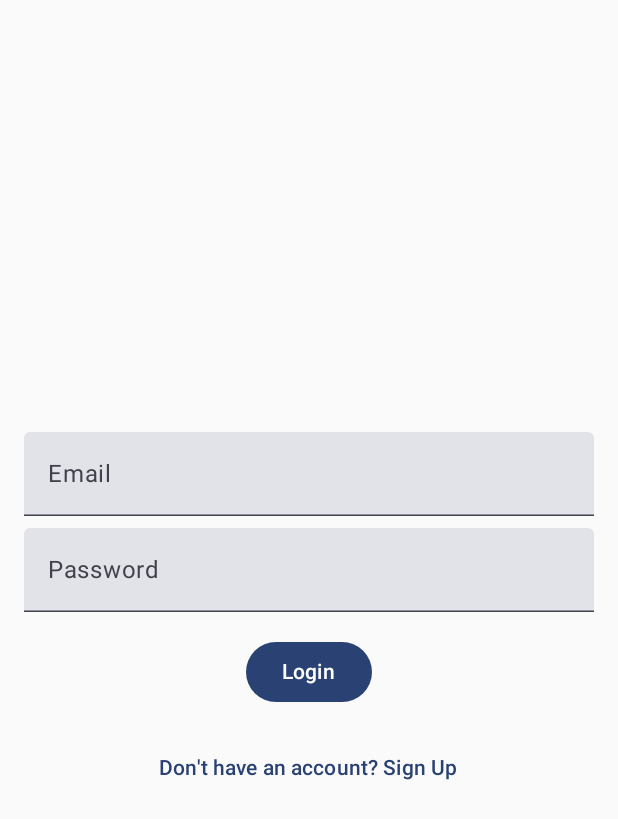
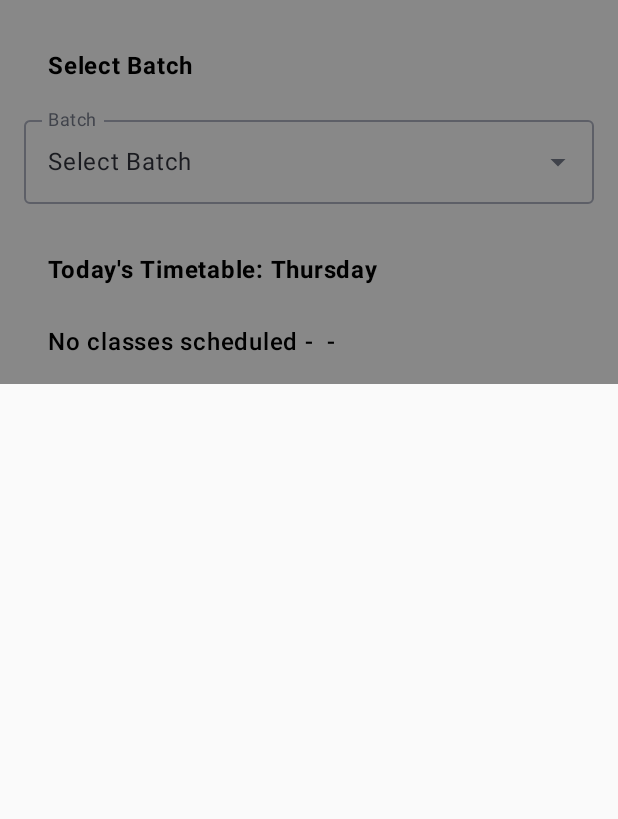
Before and after one commit to senior-juniors/DayMate, an Android app built with Jetpack Compose: the screen it shows after launch (MainActivity), on a phone screen of 412 x 824 dp. Shown: the top 819 px of the screen. Run offline under Robolectric (Android 15) with nearby library versions, the phone set to English and light mode, and no system bars.

Commit message:
Added 3rd year CSE time table

```diff
--- /dev/null
+++ b/app/src/main/java/com/example/daymate/Class_Schedule/TimeTableScreen.kt
@@ -0,0 +1,119 @@
+package com.example.daymate.Class_Schedule
+
+import android.os.Build
+import androidx.annotation.RequiresApi
+import androidx.compose.foundation.background
+import androidx.compose.foundation.layout.Box
+import androidx.compose.foundation.layout.Column
+import androidx.compose.foundation.layout.Spacer
+import androidx.compose.foundation.layout.fillMaxWidth
+import androidx.compose.foundation.layout.height
+import androidx.compose.foundation.layout.padding
+import androidx.compose.foundation.layout.wrapContentHeight
+import androidx.compose.material.icons.Icons
+import androidx.compose.material.icons.filled.ArrowDropDown
+import androidx.compose.material3.DropdownMenuItem
+import androidx.compose.material3.ExperimentalMaterial3Api
+import androidx.compose.material3.ExposedDropdownMenuBox
+import androidx.compose.material3.Icon
+import androidx.compose.material3.OutlinedTextField
+import androidx.compose.material3.Text
+import androidx.compose.runtime.Composable
+import androidx.compose.runtime.getValue
+import androidx.compose.runtime.mutableStateOf
+import androidx.compose.runtime.remember
+import androidx.compose.runtime.setValue
+import androidx.compose.ui.Modifier
+import androidx.compose.ui.graphics.Color
+import androidx.compose.ui.text.font.FontWeight
+import androidx.compose.ui.unit.dp
+import java.time.LocalDate
+import java.time.format.TextStyle
+import java.util.Locale
+
+@RequiresApi(Build.VERSION_CODES.O)
+@Composable
+fun TimetableScreen() {
+    var selectedbatch by remember { mutableStateOf("") }
+    BatchSelectorWithTimetable(
+        selectedBatch = selectedbatch,
+        onBatchSelected = { selectedbatch = it })
+
+}
+
+@RequiresApi(Build.VERSION_CODES.O)
+@OptIn(ExperimentalMaterial3Api::class)
+@Composable
+fun BatchSelectorWithTimetable(selectedBatch: String, onBatchSelected: (String) -> Unit) {
+    var expanded by remember { mutableStateOf(false) }
+    val batches = timetableData.keys.toList()
+    val currentDay = LocalDate.now().dayOfWeek.getDisplayName(TextStyle.FULL, Locale.getDefault())
+
+    Box(
+        modifier = Modifier
+            .fillMaxWidth()
+            .wrapContentHeight()
+            .background(Color.Gray)
+            .padding(16.dp)
+    ) {
+        Column {
+            Text(
+                text = "Select Batch",
+                fontWeight = FontWeight.Bold,
+                modifier = Modifier.padding(16.dp)
+            )
+            ExposedDropdownMenuBox(
+                expanded = expanded,
+                onExpandedChange = { expanded = !expanded }
+            ) {
+                OutlinedTextField(
+                    value = selectedBatch.ifBlank { "Select Batch" },
+                    onValueChange = {},
+                    label = { Text("Batch") },
+                    readOnly = true,
+                    trailingIcon = {
+                        Icon(
+                            imageVector = Icons.Default.ArrowDropDown,
+                            contentDescription = "Dropdown Arrow"
+                        )
+                    },
+                    modifier = Modifier
+                        .fillMaxWidth()
+                        .menuAnchor()
+                )
+                ExposedDropdownMenu(
+                    expanded = expanded,
+                    onDismissRequest = { expanded = false }
+                ) {
+                    batches.forEach { batch ->
+                        DropdownMenuItem(
+                            onClick = {
+                                onBatchSelected(batch)
+                                expanded = false
+                            },
+                            text = { Text(text = "Batch $batch") }
+                        )
+                    }
+                }
+            }
+
+            Spacer(modifier = Modifier.height(16.dp))
+
+            Text(
+                text = "Today's Timetable: $currentDay",
+                fontWeight = FontWeight.Bold,
+                modifier = Modifier.padding(16.dp)
+            )
+
+            val schedule = timetableData[selectedBatch]?.find { it.day == currentDay }?.schedule
+                ?: listOf(SubjectDetails(subject = "No classes scheduled", time = "", venue = ""))
+            schedule.forEach { subject ->
+                Text(
+                    text = "${subject.subject} - ${subject.time} - ${subject.venue}",
+                    modifier = Modifier.padding(start = 16.dp, top = 8.dp),
+                    fontWeight = FontWeight.Medium
+                )
+            }
+        }
+    }
+}
--- /dev/null
+++ b/app/src/main/java/com/example/daymate/Class_Schedule/Timetabledata.kt
@@ -0,0 +1,238 @@
+package com.example.daymate.Class_Schedule
+
+import org.jetbrains.annotations.Async.Schedule
+
+data class Timetabledata(
+    val day: String,
+    val schedule: List<SubjectDetails>
+)
+
+data class SubjectDetails(
+    val subject: String,
+    val time: String,
+    val venue: String
+)
+
+val timetableData = mapOf(
+    "A1" to listOf(
+        Timetabledata(
+            day = "Monday",
+            schedule = listOf(
+                SubjectDetails("CST302 (AN)", "10:00 AM - 11:00 AM", "LT-6"),
+                SubjectDetails("CST304 (VK)", "2:00 PM - 3:00 PM", "LT-6"),
+                SubjectDetails("HST302 (RS)", "3:00 PM - 4:00 PM", "LT-6"),
+                SubjectDetails("CST306 (GSY)", "4:00 PM - 5:00 PM", "LT-6")
+            )
+        ),
+        Timetabledata(
+            day = "Tuesday",
+            schedule = listOf(
+                SubjectDetails("CST304 (VK)", "10:00 AM - 11:00 AM", "LT-6"),
+                SubjectDetails("CST302 (AN)", "11:00 AM - 12:00 PM", "LT-6"),
+                SubjectDetails("CST306 (GSY)", "12:00 PM - 1:00 PM", "LT-6"),
+                SubjectDetails("CSP302 (AN +SS)", "3:00 PM - 5:00 PM", "LAB-138")
+            )
+        ),
+        Timetabledata(
+            day = "Wednesday",
+            schedule = listOf(
+                SubjectDetails("HST302 (RS)", "10:00 AM - 11:00 AM", "LT-6"),
+                SubjectDetails("PROJECT CSD302", "2:00 PM - 4:00 PM", "--")
+            )
+        ),
+        Timetabledata(
+            day = "Thursday",
+            schedule = listOf(
+                SubjectDetails("CST304 (VK)", "10:00 AM - 11:00 AM", "LT-6"),
+                SubjectDetails("CSP304 (VK)", "11:00 AM - 1:00 PM", "CC"),
+                SubjectDetails("CST306 (GSY)", "2:00 PM - 3:00 PM", "LT-6"),
+                SubjectDetails("CST302 (AN)", "3:00 PM - 4:00 PM", "LT-6")
+            )
+        ),
+        Timetabledata(
+            day = "Friday",
+            schedule = listOf(
+                SubjectDetails("HSP302 (RS)", "9:00 AM - 11:00 AM", "LAB-305"),
+                SubjectDetails("CST302 (TUTE)(AN)", "10:00 AM - 11:00 AM", "LT-6"),
+                SubjectDetails("PROJECT CSD302", "2:00 PM - 4:00 PM", "--")
+            )
+        )
+    ),
+    "A2" to listOf(
+        Timetabledata(
+            day = "Monday",
+            schedule = listOf(
+                SubjectDetails("CST302 (AN)", "10:00 AM - 11:00 AM", "LT-6"),
+                SubjectDetails("CSP302 (AN +SS)", "11:00 AM - 1:00 PM", "LAB-137"),
+                SubjectDetails("CST304 (VK)", "2:00 PM - 3:00 PM", "LT-6"),
+                SubjectDetails("HST302 (RS)", "3:00 PM - 4:00 PM", "LT-6"),
+                SubjectDetails("CST306 (GSY)", "4:00 PM - 5:00 PM", "LT-6")
+            )
+        ),
+        Timetabledata(
+            day = "Tuesday",
+            schedule = listOf(
+                SubjectDetails("CST304 (VK)", "10:00 AM - 11:00 AM", "LT-6"),
+                SubjectDetails("CST302 (AN)", "11:00 AM - 12:00 PM", "LT-6"),
+                SubjectDetails("CST306 (GSY)", "12:00 PM - 1:00 PM", "LT-6")
+            )
+        ),
+        Timetabledata(
+            day = "Wednesday",
+            schedule = listOf(
+                SubjectDetails("HST302 (RS)", "10:00 AM - 11:00 AM", "LT-6"),
+                SubjectDetails("CSP304 (VK)", "11:00 AM - 1:00 PM", "CC"),
+                SubjectDetails("PROJECT CSD302", "2:00 PM - 4:00 PM", "--")
+            )
+        ),
+        Timetabledata(
+            day = "Thursday",
+            schedule = listOf(
+                SubjectDetails("CST304 (VK)", "10:00 AM - 11:00 AM", "LT-6"),
+                SubjectDetails("HSP302 (RS)", "11:00 AM - 1:00 PM", "LAB-305"),
+                SubjectDetails("CST306 (GSY)", "2:00 PM - 3:00 PM", "LT-6"),
+                SubjectDetails("CST302 (AN)", "3:00 PM - 4:00 PM", "LT-6")
+            )
+        ),
+        Timetabledata(
+            day = "Friday",
+            schedule = listOf(
+                SubjectDetails("CST302 (TUTE)(AN)", "10:00 AM - 11:00 AM", "LT-6"),
+                SubjectDetails("PROJECT CSD302", "2:00 PM - 4:00 PM", "--")
+            )
+        )
+    ),
+    "A3" to listOf(
+        Timetabledata(
+            day = "Monday",
+            schedule = listOf(
+                SubjectDetails("CST302 (AN)", "10:00 AM - 11:00 AM", "LT-6"),
+                SubjectDetails("CST304 (VK)", "2:00 PM - 3:00 PM", "LT-6"),
+                SubjectDetails("HST302 (RS)", "3:00 PM - 4:00 PM", "LT-6"),
+                SubjectDetails("CST306 (GSY)", "4:00 PM - 5:00 PM", "LT-6")
+            )
+        ),
+        Timetabledata(
+            day = "Tuesday",
+            schedule = listOf(
+                SubjectDetails("CST304 (VK)", "10:00 AM - 11:00 AM", "LT-6"),
+                SubjectDetails("CST302 (AN)", "11:00 AM - 12:00 PM", "LT-6"),
+                SubjectDetails("CST306 (GSY)", "12:00 PM - 1:00 PM", "LT-6"),
+                SubjectDetails("HSP302 (RS)", "3:00 PM - 5:00 PM", "LAB-305")
+            )
+        ),
+        Timetabledata(
+            day = "Wednesday",
+            schedule = listOf(
+                SubjectDetails("HST302 (RS)", "10:00 AM - 11:00 AM", "LT-6"),
+                SubjectDetails("CSP302 (AN +SS)", "11:00 AM - 1:00 PM", "LAB-137"),
+                SubjectDetails("PROJECT CSD302", "2:00 PM - 4:00 PM", "--")
+            )
+        ),
+        Timetabledata(
+            day = "Thursday",
+            schedule = listOf(
+                SubjectDetails("CST304 (VK)", "10:00 AM - 11:00 AM", "LT-6"),
+                SubjectDetails("CSP304 (VK)", "11:00 AM - 1:00 PM", "CC"),
+                SubjectDetails("CST306 (GSY)", "2:00 PM - 3:00 PM", "LT-6"),
+                SubjectDetails("CST302 (AN)", "3:00 PM - 4:00 PM", "LT-6")
+            )
+        ),
+        Timetabledata(
+            day = "Friday",
+            schedule = listOf(
+                SubjectDetails("CST302 (TUTE)(AN)", "10:00 AM - 11:00 AM", "LT-6"),
+                SubjectDetails("PROJECT CSD302", "2:00 PM - 4:00 PM", "--")
+            )
+        )
+    ),
+    "A4" to listOf(
+        Timetabledata(
+            day = "Monday",
+            schedule = listOf(
+                SubjectDetails("CST302 (AN)", "10:00 AM - 11:00 AM", "LT-6"),
+                SubjectDetails("HSP302 (MD)", "11:00 AM - 1:00 PM", "RM-243"),
+                SubjectDetails("CST304 (VK)", "2:00 PM - 3:00 PM", "LT-6"),
+                SubjectDetails("HST302 (RS)", "3:00 PM - 4:00 PM", "LT-6"),
+                SubjectDetails("CST306 (GSY)", "4:00 PM - 5:00 PM", "LT-6")
+            )
+        ),
+        Timetabledata(
+            day = "Tuesday",
+            schedule = listOf(
+                SubjectDetails("CST304 (VK)", "10:00 AM - 11:00 AM", "LT-6"),
+                SubjectDetails("CST302 (AN)", "11:00 AM - 12:00 PM", "LT-6"),
+                SubjectDetails("CST306 (GSY)", "12:00 PM - 1:00 PM", "LT-6")
+            )
+        ),
+        Timetabledata(
+            day = "Wednesday",
+            schedule = listOf(
+                SubjectDetails("HST302 (RS)", "10:00 AM - 11:00 AM", "LT-6"),
+                SubjectDetails("CSP304 (VK)", "11:00 AM - 1:00 PM", "CC"),
+                SubjectDetails("PROJECT CSD302", "2:00 PM - 4:00 PM", "--")
+            )
+        ),
+        Timetabledata(
+            day = "Thursday",
+            schedule = listOf(
+                SubjectDetails("CST304 (VK)", "10:00 AM - 11:00 AM", "LT-6"),
+                SubjectDetails("CST306 (GSY)", "2:00 PM - 3:00 PM", "LT-6"),
+                SubjectDetails("CST302 (AN)", "3:00 PM - 4:00 PM", "LT-6")
+            )
+        ),
+        Timetabledata(
+            day = "Friday",
+            schedule = listOf(
+                SubjectDetails("CSP302 (AN +SS)", "10:00 AM - 11:00 AM", "LAB-137"),
+                SubjectDetails("CST302 (TUTE)(AN)", "10:00 AM - 11:00 AM", "LT-6"),
+                SubjectDetails("PROJECT CSD302", "2:00 PM - 4:00 PM", "--")
+            )
+        )
+    ),
+    "A5" to listOf(
+        Timetabledata(
+            day = "Monday",
+            schedule = listOf(
+                SubjectDetails("CST302 (AN)", "10:00 AM - 11:00 AM", "LT-6"),
+                SubjectDetails("CST304 (VK)", "2:00 PM - 3:00 PM", "LT-6"),
+                SubjectDetails("HST302 (RS)", "3:00 PM - 4:00 PM", "LT-6"),
+                SubjectDetails("CST306 (GSY)", "4:00 PM - 5:00 PM", "LT-6")
+            )
+        ),
+        Timetabledata(
+            day = "Tuesday",
+            schedule = listOf(
+                SubjectDetails("CST304 (VK)", "10:00 AM - 11:00 AM", "LT-6"),
+                SubjectDetails("CST302 (AN)", "11:00 AM - 12:00 PM", "LT-6"),
+                SubjectDetails("CST306 (GSY)", "12:00 PM - 1:00 PM", "LT-6"),
+                SubjectDetails("HSP302 (RS)", "3:00 PM - 5:00 PM", "LAB-305")
+            )
+        ),
+        Timetabledata(
+            day = "Wednesday",
+            schedule = listOf(
+                SubjectDetails("HST302 (RS)", "10:00 AM - 11:00 AM", "LT-6"),
+                SubjectDetails("HSP302 (MD)", "11:00 AM - 1:00 PM", "RM243"),
+                SubjectDetails("PROJECT CSD302", "2:00 PM - 4:00 PM", "--")
+            )
+        ),
+        Timetabledata(
+            day = "Thursday",
+            schedule = listOf(
+                SubjectDetails("CST304 (VK)", "10:00 AM - 11:00 AM", "LT-6"),
+                SubjectDetails("CSP302 (AN +SS)", "11:00 AM - 1:00 PM", "LAB-137"),
+                SubjectDetails("CST306 (GSY)", "2:00 PM - 3:00 PM", "LT-6"),
+                SubjectDetails("CST302 (AN)", "3:00 PM - 4:00 PM", "LT-6")
+            )
+        ),
+        Timetabledata(
+            day = "Friday",
+            schedule = listOf(
+                SubjectDetails("CSP304 (VK)", "9:00 AM - 11:00 AM", "LAB-19"),
+                SubjectDetails("CST302 (TUTE)(AN)", "10:00 AM - 11:00 AM", "LT-6"),
+                SubjectDetails("PROJECT CSD302", "2:00 PM - 4:00 PM", "--")
+            )
+        )
+    )
+)
--- a/app/src/main/java/com/example/daymate/MainActivity.kt
+++ b/app/src/main/java/com/example/daymate/MainActivity.kt
@@ -1,9 +1,11 @@
 package com.example.daymate
 
+import android.os.Build
 import android.os.Bundle
 import androidx.activity.ComponentActivity
 import androidx.activity.compose.setContent
 import androidx.activity.enableEdgeToEdge
+import androidx.annotation.RequiresApi
 import androidx.compose.foundation.layout.fillMaxWidth
 import androidx.compose.foundation.layout.height
 import androidx.compose.material3.FloatingActionButton
@@ -19,19 +21,22 @@ import com.airbnb.lottie.compose.LottieConstants
 import com.airbnb.lottie.compose.animateLottieCompositionAsState
 import com.airbnb.lottie.compose.rememberLottieAnimatable
 import com.airbnb.lottie.compose.rememberLottieComposition
+import com.example.daymate.Class_Schedule.TimetableScreen
 import com.example.daymate.Navigation.ScreenNavigation
 import com.example.daymate.ui.theme.DayMateTheme
 import org.example.project.FloatButton
 
 class MainActivity : ComponentActivity() {
+    @RequiresApi(Build.VERSION_CODES.O)
     override fun onCreate(savedInstanceState: Bundle?) {
         super.onCreate(savedInstanceState)
         enableEdgeToEdge()
         setContent {
             DayMateTheme {
-                ScreenNavigation()
+                //ScreenNavigation()
                 //Animation()
-               // FloatButton()
+                // FloatButton()
+                TimetableScreen()
             }
         }
     }
@@ -42,13 +47,14 @@ fun Animation() {
     val composition by rememberLottieComposition(LottieCompositionSpec.RawRes(R.raw.animate))
 
     val progress by animateLottieCompositionAsState(
-        composition=composition,
+        composition = composition,
         iterations = LottieConstants.IterateForever
     )
     LottieAnimation(
         composition = composition,
-        progress=progress,
-        modifier = Modifier.fillMaxWidth()
+        progress = progress,
+        modifier = Modifier
+            .fillMaxWidth()
             .height(300.dp)
     )
 
```
